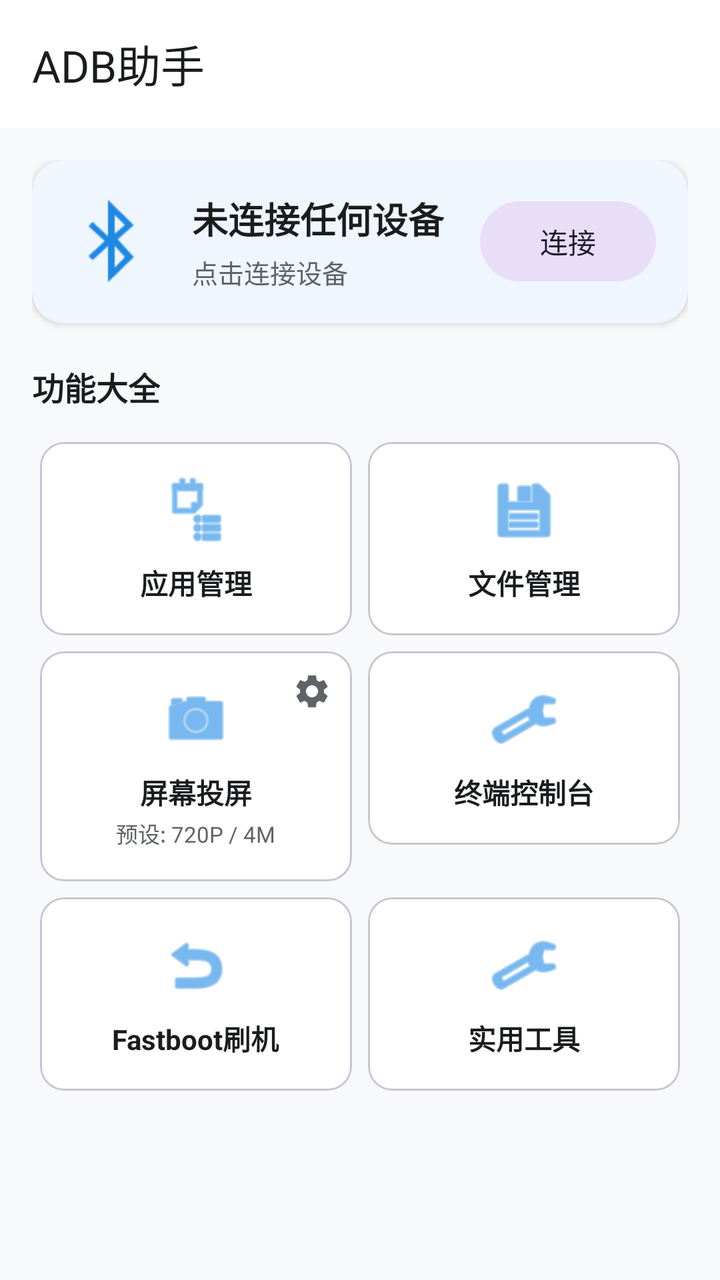
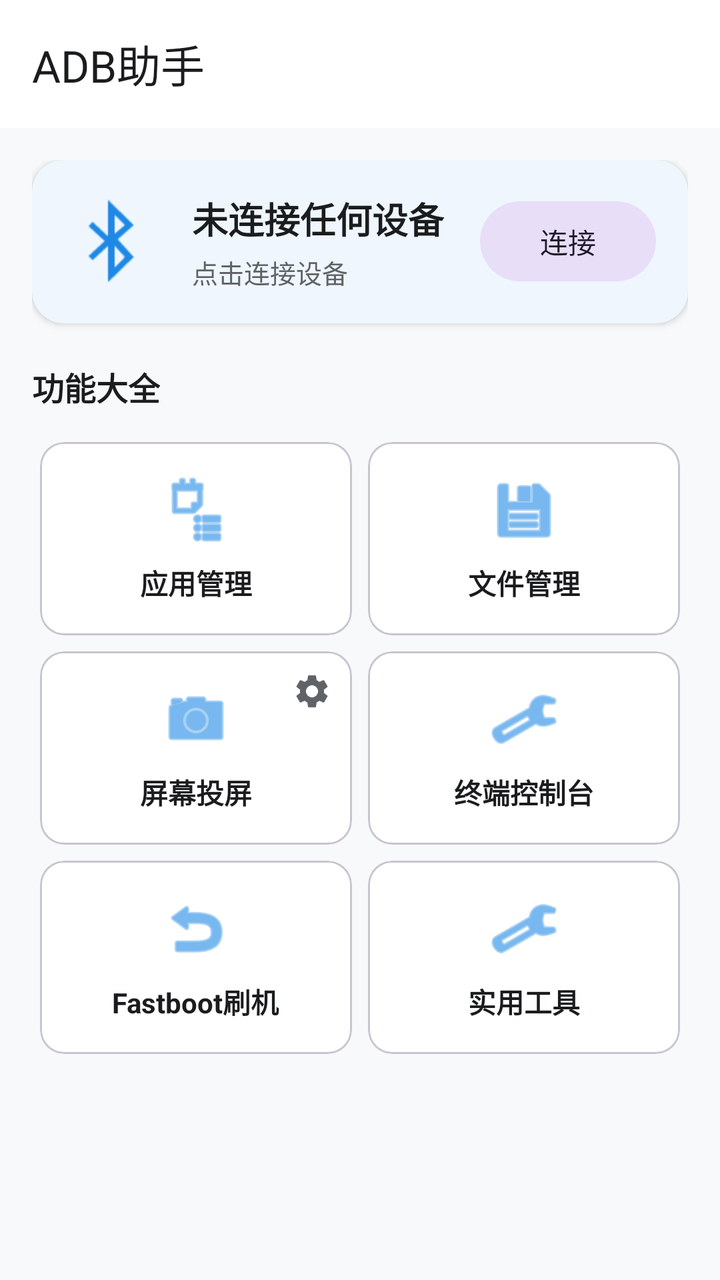

Two renders of the same Android screen: before a commit and after it. Below are the layout's source before the change and the commit's diff.
<!-- AndroidManifest.xml: application theme Theme.ADBToolbox -->
<!-- res/layout/activity_main.xml -->
<?xml version="1.0" encoding="utf-8"?>
<androidx.coordinatorlayout.widget.CoordinatorLayout xmlns:android="http://schemas.android.com/apk/res/android"
    xmlns:app="http://schemas.android.com/apk/res-auto"
    android:layout_width="match_parent"
    android:layout_height="match_parent"
    android:background="@color/background">

    <com.google.android.material.appbar.AppBarLayout
        android:layout_width="match_parent"
        android:layout_height="wrap_content"
        android:background="@color/surface">

        <com.google.android.material.appbar.MaterialToolbar
            android:id="@+id/toolbar"
            android:layout_width="match_parent"
            android:layout_height="?attr/actionBarSize"
            app:title="@string/app_name"
            app:titleTextColor="@color/text_primary" />

    </com.google.android.material.appbar.AppBarLayout>

    <androidx.core.widget.NestedScrollView
        android:layout_width="match_parent"
        android:layout_height="match_parent"
        app:layout_behavior="@string/appbar_scrolling_view_behavior">

        <LinearLayout
            android:layout_width="match_parent"
            android:layout_height="wrap_content"
            android:orientation="vertical"
            android:padding="16dp">

            
            <com.google.android.material.card.MaterialCardView
                android:id="@+id/cardConnection"
                android:layout_width="match_parent"
                android:layout_height="wrap_content"
                app:cardCornerRadius="16dp"
                app:cardElevation="2dp"
                app:strokeWidth="0dp">

                <LinearLayout
                    android:layout_width="match_parent"
                    android:layout_height="wrap_content"
                    android:gravity="center_vertical"
                    android:orientation="horizontal"
                    android:padding="16dp">

                    <ImageView
                        android:id="@+id/ivDeviceStatus"
                        android:layout_width="48dp"
                        android:layout_height="48dp"
                        android:src="@android:drawable/stat_sys_data_bluetooth"
                        app:tint="@color/primary" />

                    <LinearLayout
                        android:layout_width="0dp"
                        android:layout_height="wrap_content"
                        android:layout_marginStart="16dp"
                        android:layout_weight="1"
                        android:orientation="vertical">

                        <TextView
                            android:id="@+id/tvDeviceName"
                            android:layout_width="wrap_content"
                            android:layout_height="wrap_content"
                            android:text="@string/not_connected"
                            android:textColor="@color/text_primary"
                            android:textSize="18sp"
                            android:textStyle="bold" />

                        <TextView
                            android:id="@+id/tvDeviceStatus"
                            android:layout_width="wrap_content"
                            android:layout_height="wrap_content"
                            android:layout_marginTop="4dp"
                            android:text="@string/click_to_connect"
                            android:textColor="@color/text_secondary"
                            android:textSize="13sp" />

                    </LinearLayout>

                    <com.google.android.material.button.MaterialButton
                        android:id="@+id/btnConnect"
                        style="@style/Widget.Material3.Button.TonalButton"
                        android:layout_width="wrap_content"
                        android:layout_height="wrap_content"
                        android:text="@string/connect" />

                </LinearLayout>

            </com.google.android.material.card.MaterialCardView>

            
            <com.google.android.material.card.MaterialCardView
                android:id="@+id/cardDeviceInfo"
                android:layout_width="match_parent"
                android:layout_height="wrap_content"
                android:layout_marginTop="16dp"
                android:visibility="gone"
                app:cardCornerRadius="16dp"
                app:cardElevation="1dp">

                <LinearLayout
                    android:layout_width="match_parent"
                    android:layout_height="wrap_content"
                    android:orientation="vertical"
                    android:padding="16dp">

                    <TextView
                        android:layout_width="wrap_content"
                        android:layout_height="wrap_content"
                        android:text="@string/device_info"
                        android:textColor="@color/text_primary"
                        android:textSize="16sp"
                        android:textStyle="bold" />

                    <View
                        android:layout_width="match_parent"
                        android:layout_height="1dp"
                        android:layout_marginVertical="8dp"
                        android:background="@color/surface_variant" />

                    <TextView
                        android:id="@+id/tvInfoAndroid"
                        android:layout_width="wrap_content"
                        android:layout_height="wrap_content"
                        android:layout_marginBottom="4dp"
                        android:textColor="@color/text_secondary"
                        android:textSize="14sp" />

                    <TextView
                        android:id="@+id/tvInfoBattery"
                        android:layout_width="wrap_content"
                        android:layout_height="wrap_content"
                        android:layout_marginBottom="4dp"
                        android:textColor="@color/text_secondary"
                        android:textSize="14sp" />

                    <TextView
                        android:id="@+id/tvInfoScreen"
                        android:layout_width="wrap_content"
                        android:layout_height="wrap_content"
                        android:layout_marginBottom="4dp"
                        android:textColor="@color/text_secondary"
                        android:textSize="14sp" />

                    <TextView
                        android:id="@+id/tvInfoStorage"
                        android:layout_width="wrap_content"
                        android:layout_height="wrap_content"
                        android:textColor="@color/text_secondary"
                        android:textSize="14sp" />

                </LinearLayout>

            </com.google.android.material.card.MaterialCardView>

            
            <TextView
                android:layout_width="wrap_content"
                android:layout_height="wrap_content"
                android:layout_marginTop="20dp"
                android:layout_marginBottom="12dp"
                android:text="功能大全"
                android:textColor="@color/text_primary"
                android:textSize="16sp"
                android:textStyle="bold" />

            <GridLayout
                android:layout_width="match_parent"
                android:layout_height="wrap_content"
                android:columnCount="2"
                android:rowCount="3">

                
                <com.google.android.material.card.MaterialCardView
                    android:id="@+id/btnFeatureApps"
                    android:layout_width="0dp"
                    android:layout_height="wrap_content"
                    android:layout_columnWeight="1"
                    android:layout_margin="4dp"
                    app:cardCornerRadius="12dp">

                    <LinearLayout
                        android:layout_width="match_parent"
                        android:layout_height="wrap_content"
                        android:gravity="center"
                        android:orientation="vertical"
                        android:padding="16dp">

                        <ImageView
                            android:layout_width="36dp"
                            android:layout_height="36dp"
                            android:src="@android:drawable/ic_menu_agenda"
                            app:tint="@color/primary" />

                        <TextView
                            android:layout_width="wrap_content"
                            android:layout_height="wrap_content"
                            android:layout_marginTop="8dp"
                            android:text="@string/feature_app_manager"
                            android:textColor="@color/text_primary"
                            android:textSize="14sp"
                            android:textStyle="bold" />
                    </LinearLayout>
                </com.google.android.material.card.MaterialCardView>

                
                <com.google.android.material.card.MaterialCardView
                    android:id="@+id/btnFeatureFiles"
                    android:layout_width="0dp"
                    android:layout_height="wrap_content"
                    android:layout_columnWeight="1"
                    android:layout_margin="4dp"
                    app:cardCornerRadius="12dp">

                    <LinearLayout
                        android:layout_width="match_parent"
                        android:layout_height="wrap_content"
                        android:gravity="center"
                        android:orientation="vertical"
                        android:padding="16dp">

                        <ImageView
                            android:layout_width="36dp"
                            android:layout_height="36dp"
                            android:src="@android:drawable/ic_menu_save"
                            app:tint="@color/primary" />

                        <TextView
                            android:layout_width="wrap_content"
                            android:layout_height="wrap_content"
                            android:layout_marginTop="8dp"
                            android:text="@string/feature_file_manager"
                            android:textColor="@color/text_primary"
                            android:textSize="14sp"
                            android:textStyle="bold" />
                    </LinearLayout>
                </com.google.android.material.card.MaterialCardView>

                
                <com.google.android.material.card.MaterialCardView
                    android:id="@+id/btnFeatureMirror"
                    android:layout_width="0dp"
                    android:layout_height="wrap_content"
                    android:layout_columnWeight="1"
                    android:layout_margin="4dp"
                    app:cardCornerRadius="12dp">

                    <FrameLayout
                        android:layout_width="match_parent"
                        android:layout_height="wrap_content">

                        <LinearLayout
                            android:layout_width="match_parent"
                            android:layout_height="wrap_content"
                            android:gravity="center"
                            android:orientation="vertical"
                            android:padding="16dp">

                            <ImageView
                                android:layout_width="36dp"
                                android:layout_height="36dp"
                                android:src="@android:drawable/ic_menu_camera"
                                app:tint="@color/primary" />

                            <TextView
                                android:layout_width="wrap_content"
                                android:layout_height="wrap_content"
                                android:layout_marginTop="8dp"
                                android:text="@string/feature_screen_mirror"
                                android:textColor="@color/text_primary"
                                android:textSize="14sp"
                                android:textStyle="bold" />

                            <TextView
                                android:id="@+id/tvMirrorSubtitle"
                                android:layout_width="wrap_content"
                                android:layout_height="wrap_content"
                                android:layout_marginTop="2dp"
                                android:text="预设: 720P / 4M"
                                android:textColor="@color/text_secondary"
                                android:textSize="11sp" />
                        </LinearLayout>

                        <ImageView
                            android:id="@+id/btnMirrorSettings"
                            android:layout_width="32dp"
                            android:layout_height="32dp"
                            android:layout_gravity="top|end"
                            android:layout_margin="4dp"
                            android:background="?attr/selectableItemBackgroundBorderless"
                            android:contentDescription="投屏参数配置"
                            android:padding="6dp"
                            android:src="@drawable/ic_nav_settings"
                            app:tint="@color/text_secondary" />
                    </FrameLayout>
                </com.google.android.material.card.MaterialCardView>

                
                <com.google.android.material.card.MaterialCardView
                    android:id="@+id/btnFeatureTerminal"
                    android:layout_width="0dp"
                    android:layout_height="wrap_content"
                    android:layout_columnWeight="1"
                    android:layout_margin="4dp"
                    app:cardCornerRadius="12dp">

                    <LinearLayout
                        android:layout_width="match_parent"
                        android:layout_height="wrap_content"
                        android:gravity="center"
                        android:orientation="vertical"
                        android:padding="16dp">

                        <ImageView
                            android:layout_width="36dp"
                            android:layout_height="36dp"
                            android:src="@android:drawable/ic_menu_manage"
                            app:tint="@color/primary" />

                        <TextView
                            android:layout_width="wrap_content"
                            android:layout_height="wrap_content"
                            android:layout_marginTop="8dp"
                            android:text="@string/feature_terminal"
                            android:textColor="@color/text_primary"
                            android:textSize="14sp"
                            android:textStyle="bold" />
                    </LinearLayout>
                </com.google.android.material.card.MaterialCardView>

                
                <com.google.android.material.card.MaterialCardView
                    android:id="@+id/btnFeatureFastboot"
                    android:layout_width="0dp"
                    android:layout_height="wrap_content"
                    android:layout_columnWeight="1"
                    android:layout_margin="4dp"
                    app:cardCornerRadius="12dp">

                    <LinearLayout
                        android:layout_width="match_parent"
                        android:layout_height="wrap_content"
                        android:gravity="center"
                        android:orientation="vertical"
                        android:padding="16dp">

                        <ImageView
                            android:layout_width="36dp"
                            android:layout_height="36dp"
                            android:src="@android:drawable/ic_menu_revert"
                            app:tint="@color/primary" />

                        <TextView
                            android:layout_width="wrap_content"
                            android:layout_height="wrap_content"
                            android:layout_marginTop="8dp"
                            android:text="@string/feature_fastboot"
                            android:textColor="@color/text_primary"
                            android:textSize="14sp"
                            android:textStyle="bold" />
                    </LinearLayout>
                </com.google.android.material.card.MaterialCardView>

                
                <com.google.android.material.card.MaterialCardView
                    android:id="@+id/btnFeatureUtilities"
                    android:layout_width="0dp"
                    android:layout_height="wrap_content"
                    android:layout_columnWeight="1"
                    android:layout_margin="4dp"
                    app:cardCornerRadius="12dp">

                    <LinearLayout
                        android:layout_width="match_parent"
                        android:layout_height="wrap_content"
                        android:gravity="center"
                        android:orientation="vertical"
                        android:padding="16dp">

                        <ImageView
                            android:layout_width="36dp"
                            android:layout_height="36dp"
                            android:src="@android:drawable/ic_menu_preferences"
                            app:tint="@color/primary" />

                        <TextView
                            android:layout_width="wrap_content"
                            android:layout_height="wrap_content"
                            android:layout_marginTop="8dp"
                            android:text="@string/feature_utilities"
                            android:textColor="@color/text_primary"
                            android:textSize="14sp"
                            android:textStyle="bold" />
                    </LinearLayout>
                </com.google.android.material.card.MaterialCardView>

            </GridLayout>

        </LinearLayout>

    </androidx.core.widget.NestedScrollView>

</androidx.coordinatorlayout.widget.CoordinatorLayout>
<!-- resources referenced by this layout -->
<resources>
  <color name="background">#F8F9FA</color>
  <color name="primary">#1E88E5</color>
  <color name="surface">#FFFFFF</color>
  <color name="surface_variant">#F0F4F8</color>
  <color name="text_primary">#1A1C1E</color>
  <color name="text_secondary">#5F6368</color>
  <!-- drawable ic_nav_settings (drawable) -->
  <vector xmlns:android="http://schemas.android.com/apk/res/android"
      android:width="24dp"
      android:height="24dp"
      android:viewportWidth="24"
      android:viewportHeight="24">
      <path
          android:fillColor="#FFFFFFFF"
          android:pathData="M19.14,12.94c0.04,-0.3 0.06,-0.61 0.06,-0.94 0,-0.32 -0.02,-0.64 -0.07,-0.94l2.03,-1.58c0.18,-0.14 0.23,-0.41 0.12,-0.61l-1.92,-3.32c-0.12,-0.22 -0.37,-0.29 -0.59,-0.22l-2.39,0.96c-0.5,-0.38 -1.03,-0.7 -1.62,-0.94L14.4,2.81c-0.04,-0.24 -0.24,-0.41 -0.48,-0.41h-3.84c-0.24,0 -0.43,0.17 -0.47,0.41L9.25,5.35C8.66,5.59 8.12,5.92 7.63,6.29L5.24,5.33c-0.22,-0.08 -0.47,0 -0.59,0.22L2.74,8.87c-0.12,0.21 -0.08,0.47 0.12,0.61l2.03,1.58c-0.05,0.3 -0.09,0.63 -0.09,0.94s0.02,0.64 0.07,0.94l-2.03,1.58c-0.18,0.14 -0.23,0.41 -0.12,0.61l1.92,3.32c0.12,0.22 0.37,0.29 0.59,0.22l2.39,-0.96c0.5,0.38 1.03,0.7 1.62,0.94l0.36,2.54c0.05,0.24 0.24,0.41 0.48,0.41h3.84c0.24,0 0.44,-0.17 0.47,-0.41l0.36,-2.54c0.59,-0.24 1.13,-0.56 1.62,-0.94l2.39,0.96c0.22,0.08 0.47,0 0.59,-0.22l1.92,-3.32c0.12,-0.22 0.07,-0.47 -0.12,-0.61l-2.01,-1.58zM12,15.6c-1.98,0 -3.6,-1.62 -3.6,-3.6s1.62,-3.6 3.6,-3.6 3.6,1.62 3.6,3.6 -1.62,3.6 -3.6,3.6z" />
  </vector>
  <string name="app_name">ADB助手</string>
  <string name="click_to_connect">点击连接设备</string>
  <string name="connect">连接</string>
  <string name="device_info">设备信息</string>
  <string name="feature_app_manager">应用管理</string>
  <string name="feature_fastboot">Fastboot刷机</string>
  <string name="feature_file_manager">文件管理</string>
  <string name="feature_screen_mirror">屏幕投屏</string>
  <string name="feature_terminal">终端控制台</string>
  <string name="feature_utilities">实用工具</string>
  <string name="not_connected">未连接任何设备</string>
  <style name="Theme.ADBToolbox" parent="Theme.Material3.DayNight.NoActionBar">
          <item name="colorPrimary">@color/primary</item>
          <item name="colorOnPrimary">#FFFFFF</item>
          <item name="colorPrimaryContainer">@color/primary_container</item>
          <item name="colorOnPrimaryContainer">@color/on_primary_container</item>
          <item name="colorSecondary">@color/accent</item>
          <item name="colorSurface">@color/surface</item>
          <item name="colorOnSurface">@color/text_primary</item>
          <item name="android:statusBarColor">@color/surface</item>
          <item name="android:windowLightStatusBar">true</item>
          <item name="android:colorBackground">@color/background</item>
      </style>
  <color name="primary_container">#E3F2FD</color>
  <color name="on_primary_container">#0D47A1</color>
  <color name="accent">#00ACC1</color>
</resources>

<!-- the commit's change to res/layout/activity_main.xml (unified diff, before → after) -->
@@ -179,6 +179,7 @@
                     android:layout_width="0dp"
                     android:layout_height="wrap_content"
                     android:layout_columnWeight="1"
+                    android:layout_gravity="fill"
                     android:layout_margin="4dp"
                     app:cardCornerRadius="12dp">
 
@@ -212,6 +213,7 @@
                     android:layout_width="0dp"
                     android:layout_height="wrap_content"
                     android:layout_columnWeight="1"
+                    android:layout_gravity="fill"
                     android:layout_margin="4dp"
                     app:cardCornerRadius="12dp">
 
@@ -245,6 +247,7 @@
                     android:layout_width="0dp"
                     android:layout_height="wrap_content"
                     android:layout_columnWeight="1"
+                    android:layout_gravity="fill"
                     android:layout_margin="4dp"
                     app:cardCornerRadius="12dp">
 
@@ -273,15 +276,6 @@
                                 android:textColor="@color/text_primary"
                                 android:textSize="14sp"
                                 android:textStyle="bold" />
-
-                            <TextView
-                                android:id="@+id/tvMirrorSubtitle"
-                                android:layout_width="wrap_content"
-                                android:layout_height="wrap_content"
-                                android:layout_marginTop="2dp"
-                                android:text="预设: 720P / 4M"
-                                android:textColor="@color/text_secondary"
-                                android:textSize="11sp" />
                         </LinearLayout>
 
                         <ImageView
@@ -304,6 +298,7 @@
                     android:layout_width="0dp"
                     android:layout_height="wrap_content"
                     android:layout_columnWeight="1"
+                    android:layout_gravity="fill"
                     android:layout_margin="4dp"
                     app:cardCornerRadius="12dp">
 
@@ -337,6 +332,7 @@
                     android:layout_width="0dp"
                     android:layout_height="wrap_content"
                     android:layout_columnWeight="1"
+                    android:layout_gravity="fill"
                     android:layout_margin="4dp"
                     app:cardCornerRadius="12dp">
 
@@ -370,6 +366,7 @@
                     android:layout_width="0dp"
                     android:layout_height="wrap_content"
                     android:layout_columnWeight="1"
+                    android:layout_gravity="fill"
                     android:layout_margin="4dp"
                     app:cardCornerRadius="12dp">
 
